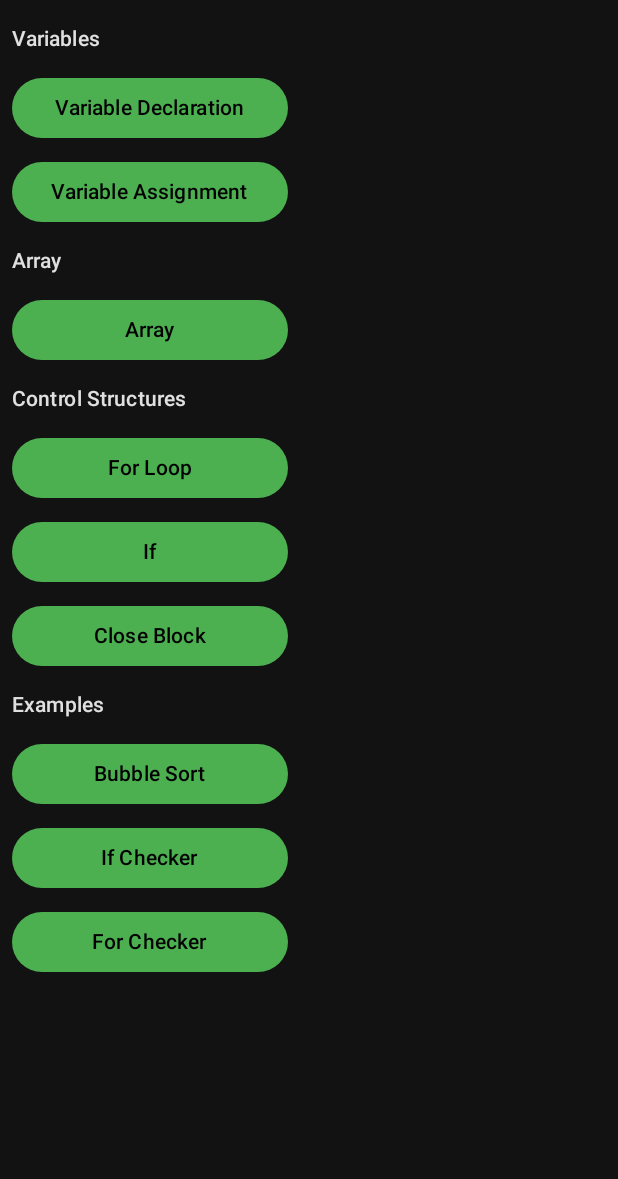
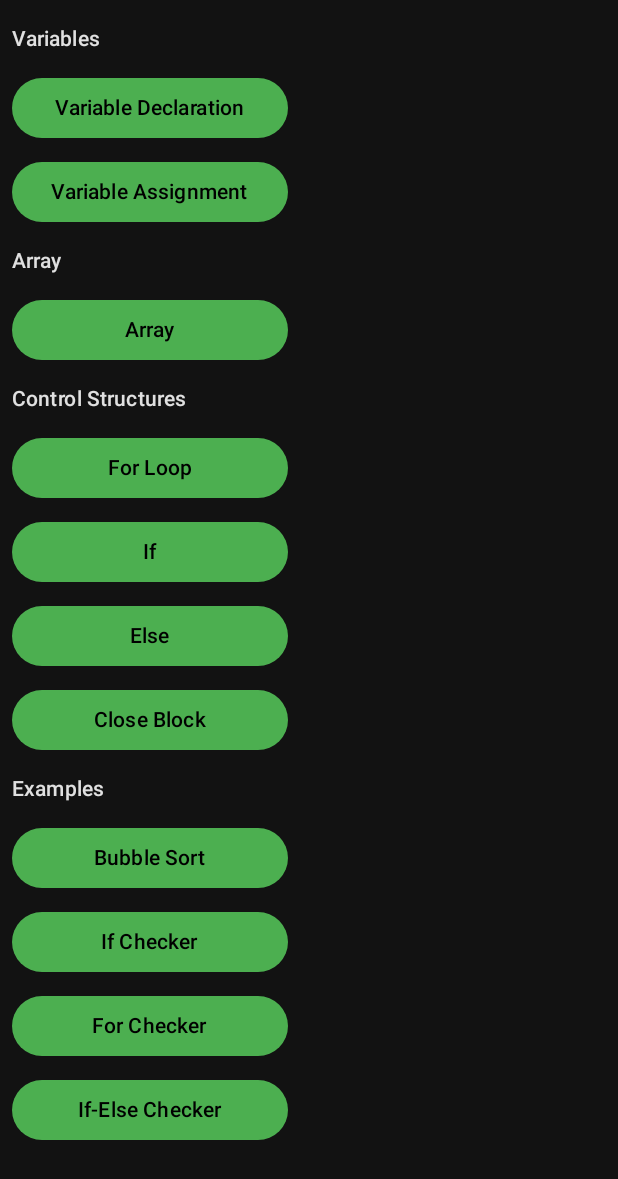
Before and after one commit to g1g942j/Code-Block, an Android app built with Jetpack Compose: the composable SideMenu shown on its own in the app's theme, on a phone screen of 412 x 824 dp. Shown: the top 1179 px of the screen. Run offline under Robolectric (Android 15) with nearby library versions, the phone set to English and light mode, and no system bars.

Commit message:
add else block & hotfix CodeInterpreter logic

```diff
--- a/app/src/main/java/com/example/code_block/ui/BlockItem.kt
+++ b/app/src/main/java/com/example/code_block/ui/BlockItem.kt
@@ -38,6 +38,8 @@ fun BlockItem(
         hasError -> MaterialTheme.colorScheme.errorContainer
         text.trim() == stringResource(R.string.close_block) ->
             MaterialTheme.colorScheme.secondaryContainer
+        text.trim().startsWith("else") ->
+            MaterialTheme.colorScheme.primaryContainer.copy(alpha = 0.8f)
         text.trim().endsWith("{") ->
             MaterialTheme.colorScheme.primaryContainer
         else ->
--- a/app/src/main/java/com/example/code_block/ui/SideMenu.kt
+++ b/app/src/main/java/com/example/code_block/ui/SideMenu.kt
@@ -66,6 +66,7 @@ fun SideMenu(
         listOf(
             R.string.for_loop_text to R.string.loop,
             R.string.if_text to R.string.condition,
+            R.string.else_text to R.string.else_block,
             R.string.close_block to R.string.close
         ).forEach { (textRes, labelRes) ->
             Button(
@@ -146,5 +147,26 @@ fun SideMenu(
         ) {
             Text("For Checker")
         }
+        Button(
+            onClick = {
+                listOf(
+                    R.string.if_else_var_declaration,
+                    R.string.if_else_assignment,
+                    R.string.if_else_if,
+                    R.string.if_else_if_body,
+                    R.string.if_else_close,
+                    R.string.if_else_else,
+                    R.string.if_else_else_body,
+                    R.string.if_else_close
+                ).forEach { resId ->
+                    onBlockAdded(context.getString(resId))
+                }
+            },
+            modifier = Modifier
+                .fillMaxWidth()
+                .padding(vertical = 4.dp)
+        ) {
+            Text(context.getString(R.string.if_else_checker))
+        }
     }
 }
--- a/app/src/main/res/values/strings.xml
+++ b/app/src/main/res/values/strings.xml
@@ -48,4 +48,13 @@
     <string name="for_checker_loop_body">sum = sum + i;</string>
     <string name="for_checker_close">}</string>
     <string name="for_checker">For Checker</string>
+
+    <string name="if_else_checker">If-Else Checker</string>
+    <string name="if_else_var_declaration">int x, y, z;</string>
+    <string name="if_else_assignment">x = 5;</string>
+    <string name="if_else_if">if (x == 10) {</string>
+    <string name="if_else_if_body">y = 1;</string>
+    <string name="if_else_else">else {</string>
+    <string name="if_else_else_body">z = 1;</string>
+    <string name="if_else_close">}</string>
 </resources>
```
Also changed, not shown: app/src/main/java/com/example/code_block/ui/CodeInterpreter.kt (+30 -68 lines).
